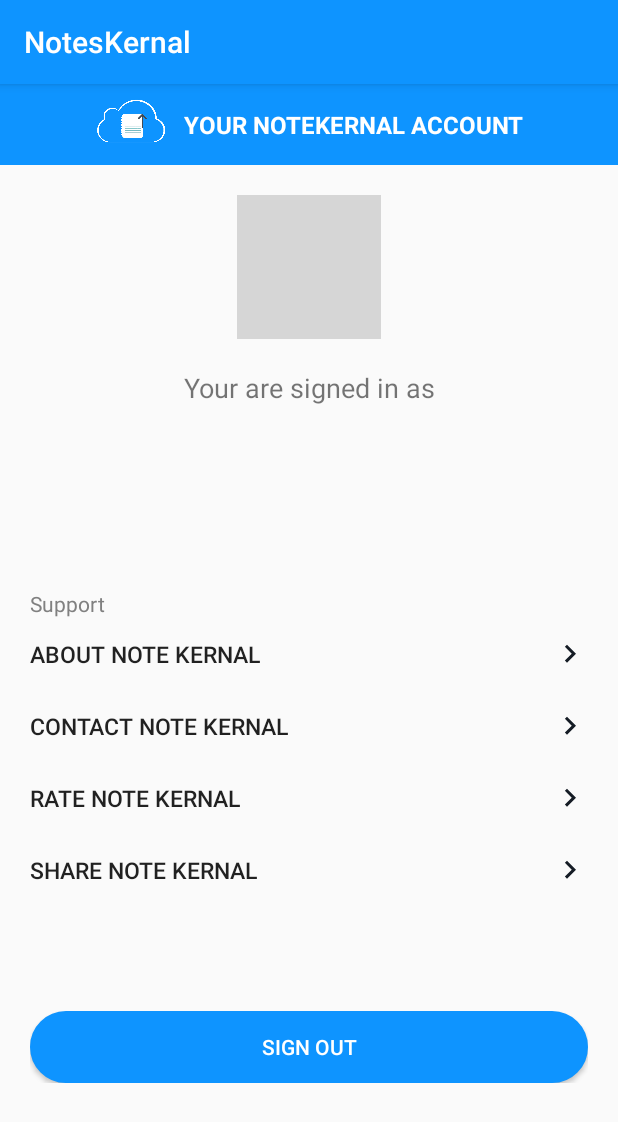
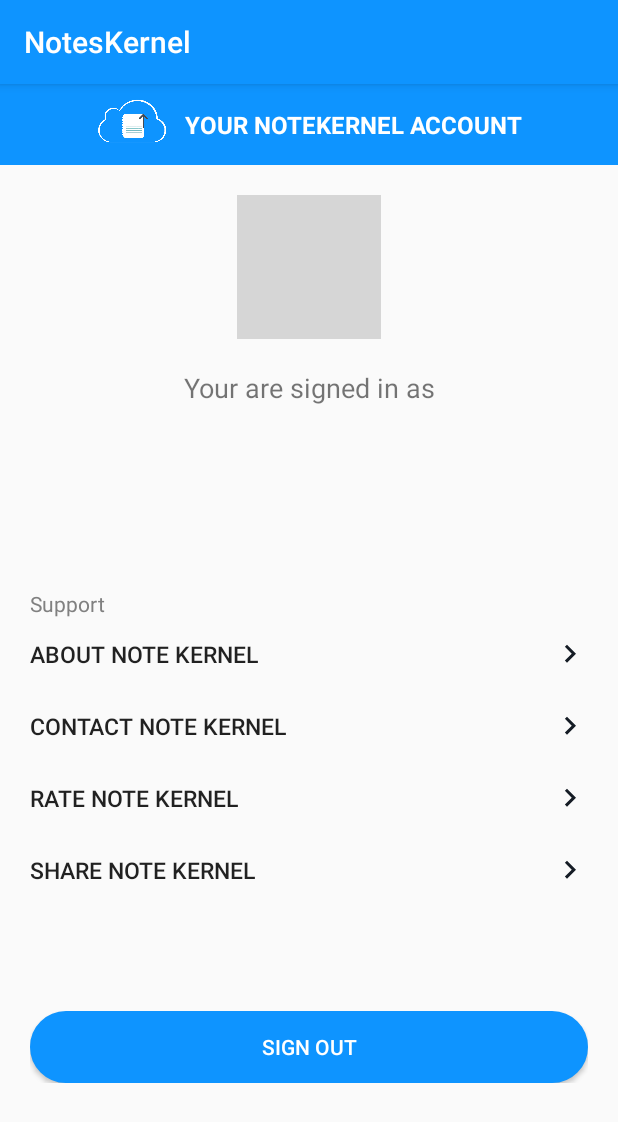
Before and after one commit to ankushbnayak/study-materials, an Android app: the AccountActivity screen opened directly, with no data from a screen before it, on a phone screen of 412 x 824 dp. Shown: the top 1122 px of the screen. Run offline under Robolectric (Android 15) with nearby library versions, the phone set to English and light mode, and no system bars; our stand-ins replace CircleImageView, Firebase (no records; nobody signed in at launch, a user with empty details on screens opened directly), Picasso; pictures from the network do not load; grey boxes are pictures that could not be loaded.

Commit message:
spelling mistakes fixed

```diff
--- a/app/src/main/res/layout/activity_account.xml
+++ b/app/src/main/res/layout/activity_account.xml
@@ -28,7 +28,7 @@
                 android:textStyle="bold"
                 android:textSize="16dp"
                 android:textColor="#fff"
-                android:text="YOUR NOTEKERNAL ACCOUNT"
+                android:text="YOUR NOTEKERNEL ACCOUNT"
                 android:layout_width="wrap_content"
                 android:layout_height="wrap_content"/>
         </LinearLayout>
@@ -113,7 +113,7 @@
                 android:drawableRight="@drawable/ic_keyboard_arrow_right_black_24dp"
                 android:textSize="15dp"
                 android:gravity="left|center_vertical"
-                android:text="ABOUT NOTE KERNAL"
+                android:text="ABOUT NOTE KERNEL"
                 android:layout_width="match_parent"
                 android:layout_height="wrap_content"/>
         </LinearLayout>
@@ -128,7 +128,7 @@
                 android:drawableRight="@drawable/ic_keyboard_arrow_right_black_24dp"
                 android:textSize="15dp"
                 android:gravity="left|center_vertical"
-                android:text="CONTACT NOTE KERNAL"
+                android:text="CONTACT NOTE KERNEL"
                 android:layout_width="match_parent"
                 android:layout_height="wrap_content"/>
         </LinearLayout>
@@ -143,7 +143,7 @@
                 android:drawableRight="@drawable/ic_keyboard_arrow_right_black_24dp"
                 android:textSize="15dp"
                 android:gravity="left|center_vertical"
-                android:text="RATE NOTE KERNAL"
+                android:text="RATE NOTE KERNEL"
                 android:layout_width="match_parent"
                 android:layout_height="wrap_content"/>
         </LinearLayout>
@@ -158,7 +158,7 @@
                 android:drawableRight="@drawable/ic_keyboard_arrow_right_black_24dp"
                 android:textSize="15dp"
                 android:gravity="left|center_vertical"
-                android:text="SHARE NOTE KERNAL"
+                android:text="SHARE NOTE KERNEL"
                 android:layout_width="match_parent"
                 android:layout_height="wrap_content"/>
         </LinearLayout>
--- a/app/src/main/res/layout/activity_choose_login.xml
+++ b/app/src/main/res/layout/activity_choose_login.xml
@@ -29,7 +29,7 @@
                 android:textSize="20dp"
                 android:gravity="center"
                 android:textColor="@android:color/black"
-                android:text="Welcome to NotesKernal"
+                android:text="Welcome to NotesKernel"
                 android:layout_width="match_parent"
                 android:layout_height="wrap_content"/>
         </LinearLayout>
@@ -56,7 +56,7 @@
             android:background="@color/colorPrimary"
             android:layout_marginRight="20dp"
             android:layout_marginLeft="20dp"
-            android:text="Create free Notes Kernal account"
+            android:text="Create free Notes Kernel account"
             android:layout_width="match_parent"
             android:layout_height="wrap_content"/>
     </LinearLayout>
@@ -70,7 +70,7 @@
                 android:background="#DCDCDC"
                 android:layout_marginRight="20dp"
                 android:layout_marginLeft="20dp"
-                android:text="Sign in with Notes Kernal Account"
+                android:text="Sign in with Notes Kernel Account"
                 android:layout_width="match_parent"
                 android:layout_height="wrap_content"/>
         </LinearLayout>
--- a/app/src/main/res/layout/activity_forget_password.xml
+++ b/app/src/main/res/layout/activity_forget_password.xml
@@ -22,7 +22,7 @@
                 android:gravity="center"
                 android:textColor="@color/colorPrimary"
                 android:textStyle="bold"
-                android:text="FORGOT YOUR PASSWORD FOR NOTES KERNAL"
+                android:text="FORGOT YOUR PASSWORD FOR NOTES KERNEL"
                 android:layout_width="300dp"
                 android:layout_height="wrap_content"/>
         </LinearLayout>
--- a/app/src/main/res/layout/activity_loginactivity.xml
+++ b/app/src/main/res/layout/activity_loginactivity.xml
@@ -31,7 +31,7 @@
         android:id="@+id/textView"
         android:layout_width="wrap_content"
         android:layout_height="wrap_content"
-        android:text="Login to your NOTES KERNAL ACCOUNT"
+        android:text="Login to your NOTES KERNEL ACCOUNT"
         android:textColor="@color/colorPrimary" />
         </LinearLayout>
 
--- a/app/src/main/res/layout/activity_main.xml
+++ b/app/src/main/res/layout/activity_main.xml
@@ -17,7 +17,7 @@
         android:textSize="35dp"
         android:fontFamily="sans-serif-condensed-medium"
         android:textColor="@color/colorPrimary"
-        android:text="NOTES KERNAL"
+        android:text="NOTES KERNEL"
         android:layout_width="wrap_content"
         android:layout_height="wrap_content"/>
 
--- a/app/src/main/res/layout/activity_signupactivity.xml
+++ b/app/src/main/res/layout/activity_signupactivity.xml
@@ -32,7 +32,7 @@
             android:id="@+id/textView4"
             android:layout_width="wrap_content"
             android:layout_height="wrap_content"
-            android:text="Sign up to NOTES KERNAL" />
+            android:text="Sign up to NOTES KERNEL" />
         </LinearLayout>
         <LinearLayout
             android:layout_width="match_parent"
--- a/app/src/main/res/layout/nav_header.xml
+++ b/app/src/main/res/layout/nav_header.xml
@@ -22,7 +22,7 @@
         android:gravity="center"
         android:textSize="18dp"
         android:textColor="#fff"
-        android:text="NOTES KERNAL"
+        android:text="NOTES KERNEL"
         android:layout_width="match_parent"
         android:textAppearance="@style/TextAppearance.AppCompat.Body1"
         android:layout_height="wrap_content"></TextView>
--- a/app/src/main/res/values/strings.xml
+++ b/app/src/main/res/values/strings.xml
@@ -1,5 +1,5 @@
 <resources>
-    <string name="app_name">NotesKernal</string>
+    <string name="app_name">NotesKernel</string>
     <string name="title_activity_navigationacivity">Navigationacivity</string>
     <string name="navigation_drawer_open">Open navigation drawer</string>
     <string name="navigation_drawer_close">Close navigation drawer</string>
```
Also changed, not shown: 3 other files.
